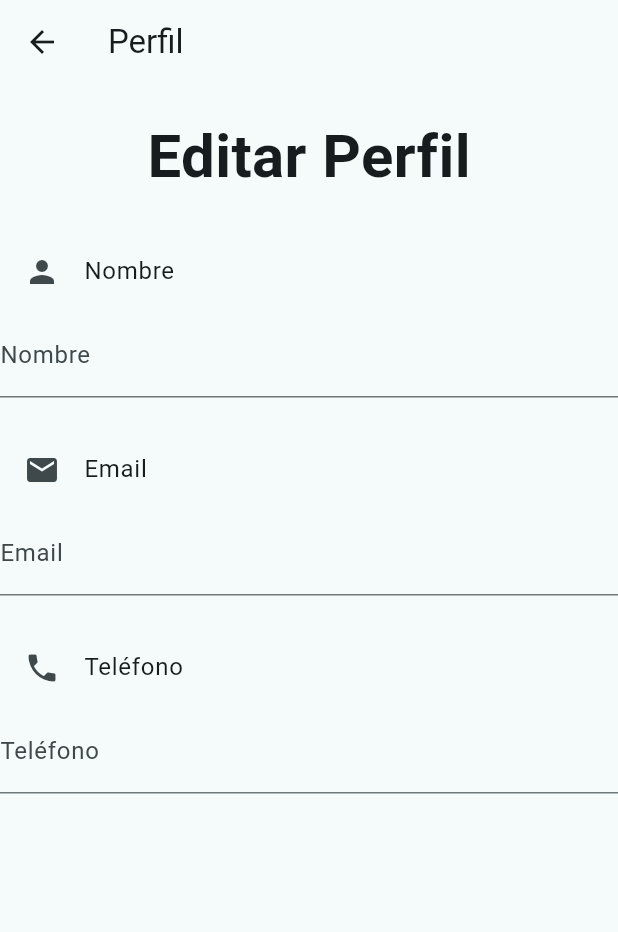
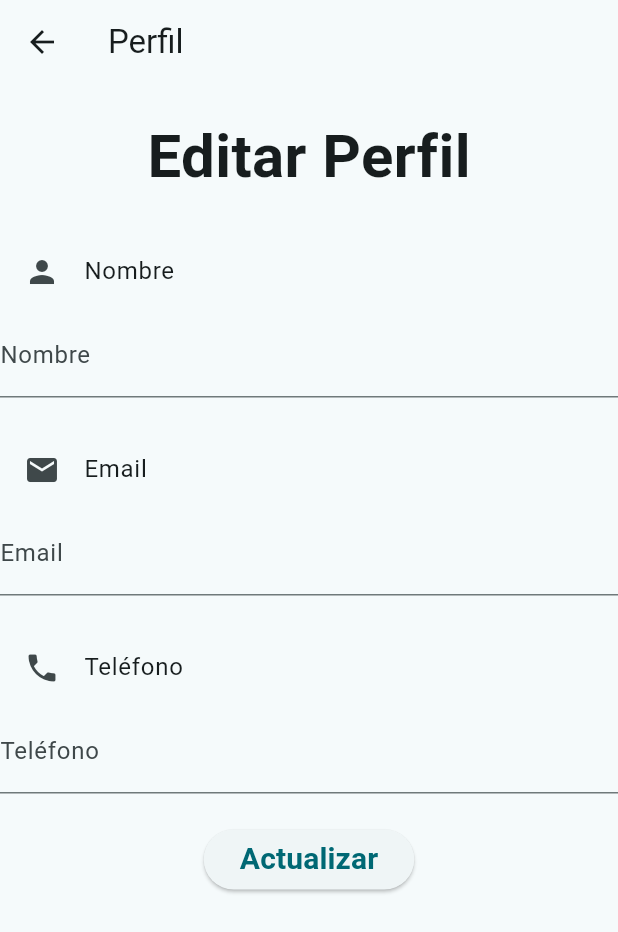
Before and after one commit to Isnotcristhianr/super_app_course, a Flutter app: the ProfileView screen opened by its route, on a phone screen of 412 x 824 dp. Shown: the top 932 px of the screen. Run offline on Flutter 3.47's test engine with Material 3 defaults, Android fonts, the light colour scheme and no system bars; our stand-ins replace cloud_firestore, firebase_auth, firebase_core, get, google_sign_in; accounts and stored records are empty.

Commit message:
Agregar método `updateProfile` en `ProfileController` para permitir la actualización de los datos del usuario. Se mejora la gestión de errores y se añade un botón "Actualizar" en la vista de perfil para facilitar la actualización de nombre y teléfono.

```diff
--- a/lib/presentation/views/profile/profile_view.dart
+++ b/lib/presentation/views/profile/profile_view.dart
@@ -74,6 +74,16 @@ class _ProfileViewState extends State<ProfileView> {
               );
             },
           ),
+          SizedBox(height: 20),
+          ElevatedButton(
+            onPressed: () {
+
+            },
+            child: Text(
+              "Actualizar",
+              style: TextStyle(fontSize: 20, fontWeight: FontWeight.bold),
+            ),
+          ),
         ],
       ),
     );
```
Also changed, not shown: lib/bloc/controllers/profile_controller.dart (+21 -7 lines).
